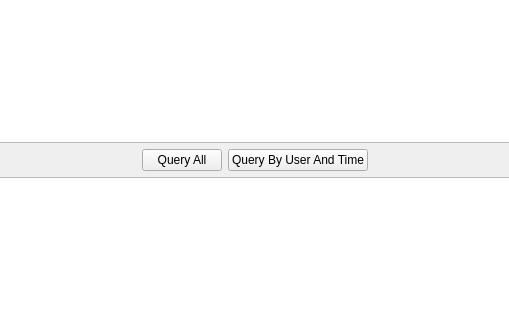
First picture: the form in src/SwcManagerClient/src/ui/editorswcnode.ui, repository kiraYuukiAsuna/GoMongoDb, before the edit; both pictures show x 366 to 875 and y 192 to 512 of the 1177 by 704 pixel window.
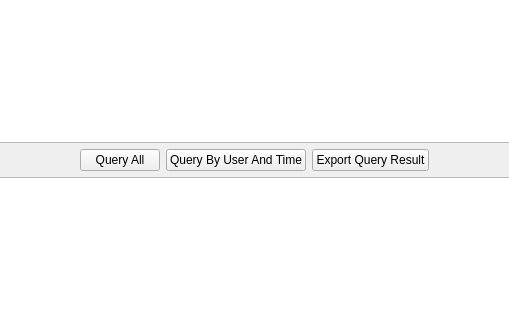
Second picture: the form after the edit.

Diff of the .ui file:
```diff
--- a/src/SwcManagerClient/src/ui/editorswcnode.ui
+++ b/src/SwcManagerClient/src/ui/editorswcnode.ui
@@ -114,6 +114,13 @@
              </property>
             </widget>
            </item>
+           <item>
+            <widget class="QPushButton" name="ExportQueryResultBtn">
+             <property name="text">
+              <string>Export Query Result</string>
+             </property>
+            </widget>
+           </item>
            <item>
             <spacer name="horizontalSpacer_2">
              <property name="orientation">
```
Left out of the diff: 4 changed lines with no effect on the pictures.
